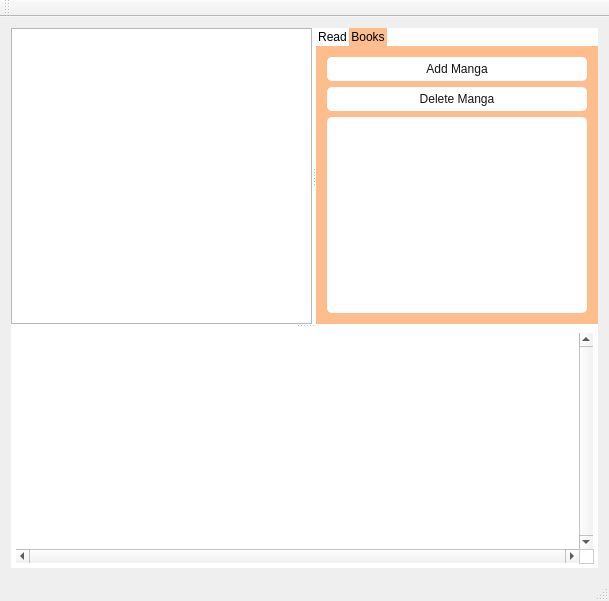
Before: the Qt Designer form mainwindow.ui in joe-broder15/mango, drawn with Qt 5.
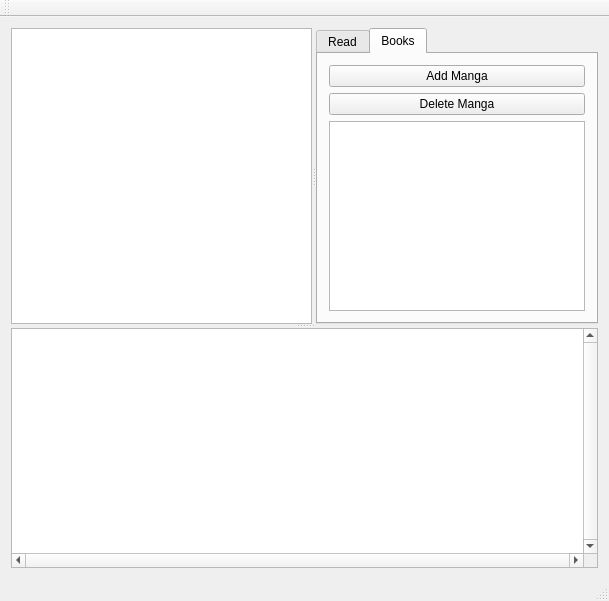
After: the same form once the commit is applied.

Commit message: Fixed syntax issues

What changed in the file:
```diff
--- a/mainwindow.ui
+++ b/mainwindow.ui
@@ -17,73 +17,7 @@
    <bool>false</bool>
   </property>
   <property name="styleSheet">
-   <string notr="true">QSplitter{
-	background-color: white;
-}
-
-QTabWidget::pane { /* The tab widget frame */
-	border-top: none;
-}
-
-/* Style the tab using the tab sub-control. Note that it reads QTabBar _not_ QTabWidget */
-QTabBar::tab {
-	background: white;
-	min-width: 8ex;
-	padding: 2px;
-
-}
-
-QTabWidget::tab-bar {
-    alignment: left;
-	background-color: white;
-}
-
-QTabBar::tab:selected{
-	
-	background-color: #FEBD8D;
-}
-
-QWidget#tab{
-	background-color: rgb(254, 189, 141);
-}
-
-QWidget#tab_2{
-	background-color: rgb(254, 189, 141);
-}
-
-QListWidget{
-	background-color: white;
-	border: none;
-	padding: 5px;
-	border-radius: 5px;
-	color: rgb(20, 20, 20);
-}
-
-
-
-QLabel{
-	color: rgb(20, 20, 20);
-}
-
-QPushButton{
-	background-color: white;
-	border: none;
-	padding: 5px;
-	border-radius: 5px;
-	color: rgb(20, 20, 20);
-}
-
-QPushButton:pressed{
-	background-color: rgb(221, 221, 221);
-}
-
-QLineEdit{
-	background-color: white;
-	border: none;
-	padding: 5px;
-	border-radius: 5px;
-	color: rgb(20, 20, 20);
-}</string>
+   <string notr="true"/>
   </property>
   <widget class="QWidget" name="centralWidget">
    <property name="styleSheet">
```
The commit also changes 2 other files.
